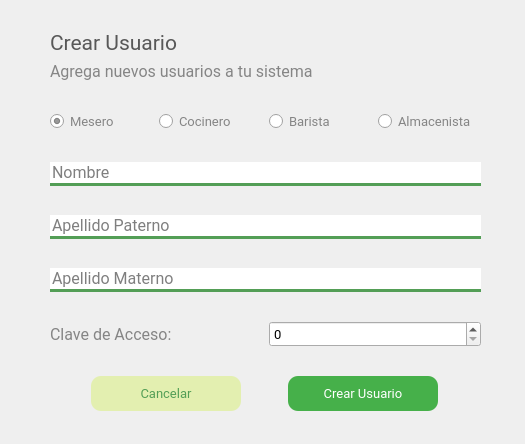
Old version of the form El-Patio/administrador/admin_crear_usuario.ui in the repository MrDanielG/IHC-ElPatio.
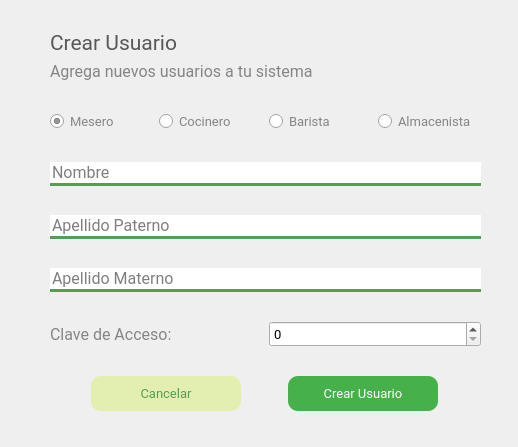
New version of the form.

What changed in the file:
```diff
--- a/El-Patio/administrador/admin_crear_usuario.ui
+++ b/El-Patio/administrador/admin_crear_usuario.ui
@@ -6,8 +6,8 @@
    <rect>
     <x>0</x>
     <y>0</y>
-    <width>525</width>
-    <height>444</height>
+    <width>518</width>
+    <height>447</height>
    </rect>
   </property>
   <property name="windowTitle">
```
